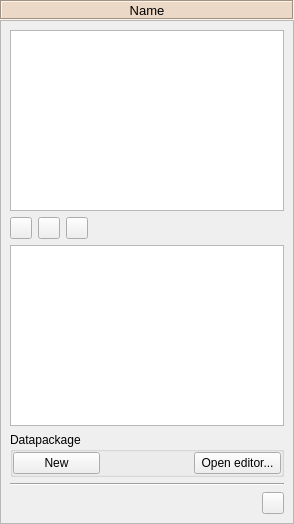
Old version of the form spine_items/data_connection/ui/data_connection_properties.ui in the repository spine-tools/spine-items.
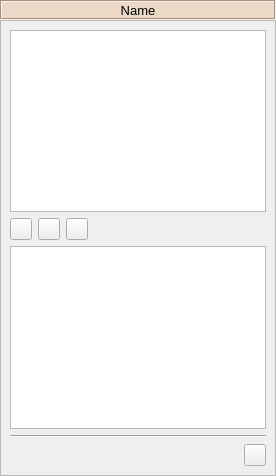
New version of the form. Icons and pictures are not drawn. Custom widgets are drawn as their Qt base class.

Commit message:
Don't use the Spine datapackage editor anymore
Re Spine-project/Spine-Toolbox#1354

We will now create datapackages automatically when running workflows,
as controlled by the link that sends the resources forward.

Diff of the .ui file:
```diff
--- a/spine_items/data_connection/ui/data_connection_properties.ui
+++ b/spine_items/data_connection/ui/data_connection_properties.ui
@@ -18,8 +18,8 @@
    <rect>
     <x>0</x>
     <y>0</y>
-    <width>294</width>
-    <height>524</height>
+    <width>276</width>
+    <height>476</height>
    </rect>
   </property>
   <property name="windowTitle">
@@ -98,8 +98,8 @@
        <rect>
         <x>0</x>
         <y>0</y>
-        <width>292</width>
-        <height>502</height>
+        <width>274</width>
+        <height>454</height>
        </rect>
       </property>
       <layout class="QVBoxLayout" name="verticalLayout_16">
@@ -323,73 +323,6 @@
          </attribute>
         </widget>
        </item>
-       <item>
-        <widget class="QGroupBox" name="groupBox">
-         <property name="title">
-          <string>Datapackage</string>
-         </property>
-         <layout class="QHBoxLayout" name="horizontalLayout">
-          <property name="spacing">
-           <number>6</number>
-          </property>
-          <property name="leftMargin">
-           <number>0</number>
-          </property>
-          <property name="topMargin">
-           <number>0</number>
-          </property>
-          <property name="rightMargin">
-           <number>0</number>
-          </property>
-          <property name="bottomMargin">
-           <number>0</number>
-          </property>
-          <item>
-           <widget class="QPushButton" name="pushButton_create_pkg">
-            <property name="sizePolicy">
-             <sizepolicy hsizetype="MinimumExpanding" vsizetype="Fixed">
-              <horstretch>0</horstretch>
-              <verstretch>0</verstretch>
-             </sizepolicy>
-            </property>
-            <property name="text">
-             <string>New</string>
-            </property>
-            <property name="icon">
-             <iconset resource="../../ui/resources/resources_icons.qrc">
-              <normaloff>:/icons/datapkg.png</normaloff>:/icons/datapkg.png</iconset>
-            </property>
-           </widget>
-          </item>
-          <item>
-           <spacer name="horizontalSpacer">
-            <property name="orientation">
-             <enum>Qt::Horizontal</enum>
-            </property>
-            <property name="sizeHint" stdset="0">
-             <size>
-              <width>40</width>
-              <height>20</height>
-             </size>
-            </property>
-           </spacer>
-          </item>
-          <item>
-           <widget class="QPushButton" name="pushButton_open_pkg_editor">
-            <property name="sizePolicy">
-             <sizepolicy hsizetype="MinimumExpanding" vsizetype="Fixed">
-              <horstretch>0</horstretch>
-              <verstretch>0</verstretch>
-             </sizepolicy>
-            </property>
-            <property name="text">
-             <string>Open editor...</string>
-            </property>
-           </widget>
-          </item>
-         </layout>
-        </widget>
-       </item>
        <item>
         <widget class="Line" name="line_3">
          <property name="orientation">
```
The commit also changes 3 other files.
